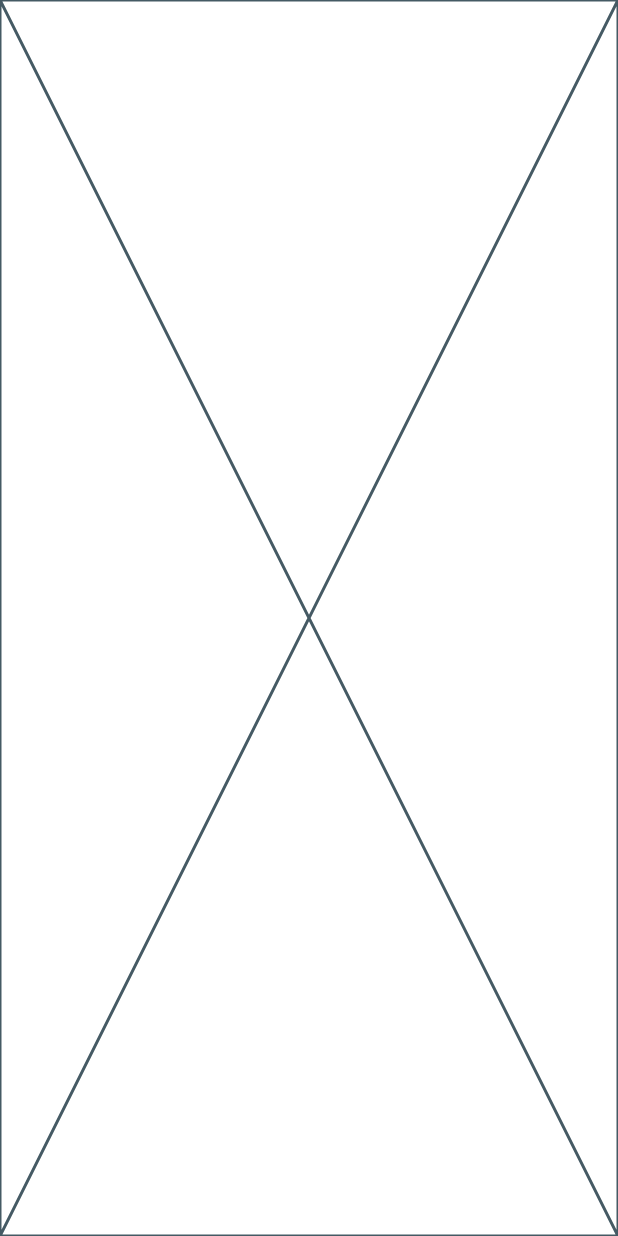
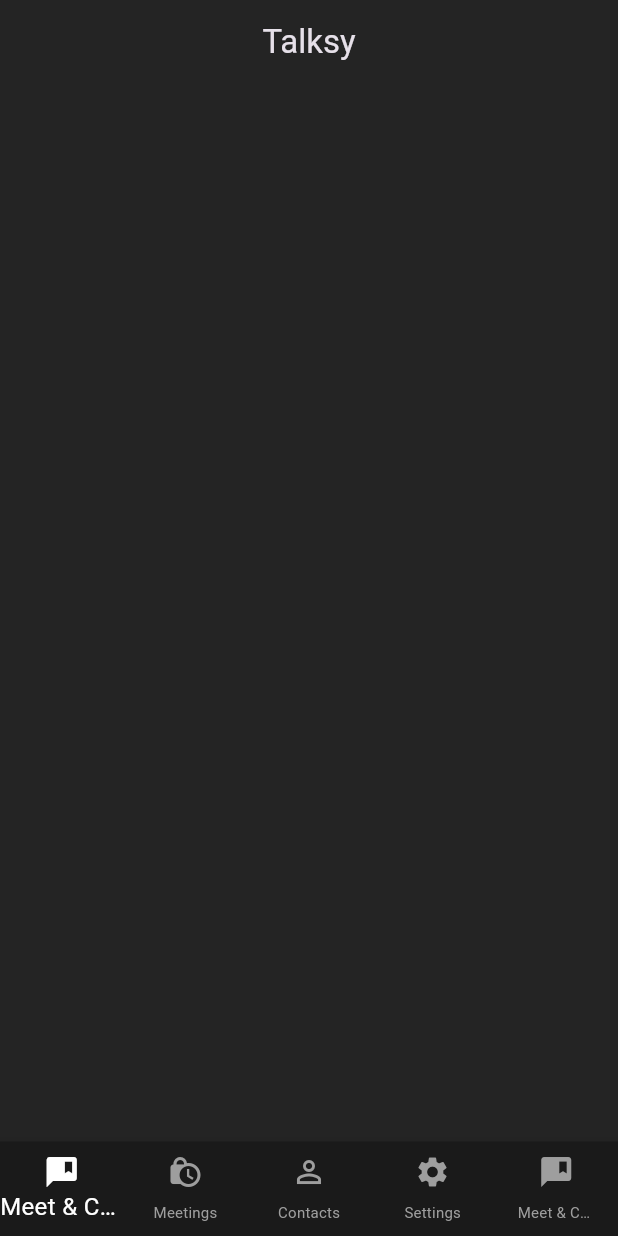
Before and after one commit to PriDev07/Talksy, a Flutter app: the screen it shows once a user with an empty profile is signed in, on a phone screen of 412 x 824 dp. Run offline on Flutter 3.47's test engine with Material 3 defaults, Android fonts, the phone set to English and light mode, and no system bars; our stand-ins replace cloud_firestore, firebase_auth, firebase_core, google_sign_in; accounts and stored records are empty.

Commit message:
home-screen-ui-structured

```diff
--- a/lib/screens/home_screen.dart
+++ b/lib/screens/home_screen.dart
@@ -1,4 +1,5 @@
 import 'package:flutter/material.dart';
+import 'package:zoom_clone/utils/colors.dart';
 
 class HomeScreen extends StatefulWidget {
   const HomeScreen({super.key});
@@ -8,8 +9,55 @@ class HomeScreen extends StatefulWidget {
 }
 
 class _HomeScreenState extends State<HomeScreen> {
+  int _page = 0;
+  onPageChanged(int page) {
+    setState(() {
+      _page = page;
+    });
+  }
+
   @override
   Widget build(BuildContext context) {
-    return const Placeholder();
+    return Scaffold(
+      appBar: AppBar(
+        elevation: 0,
+        title: const Text("Talksy"),
+        backgroundColor: backgroundColor,
+        centerTitle: true,
+      ),
+      body: Column(),
+      bottomNavigationBar: BottomNavigationBar(
+        backgroundColor: footerColor,
+        selectedItemColor: Colors.white,
+        unselectedItemColor: Colors.grey,
+        onTap: onPageChanged,
+        currentIndex: _page,
+        type: BottomNavigationBarType.fixed,
+        unselectedFontSize: 10,
+        selectedFontSize: 16,
+        items: const [
+          BottomNavigationBarItem(
+            icon: Icon(Icons.comment_bank),
+            label: "Meet & Char",
+          ),
+          BottomNavigationBarItem(
+            icon: Icon(Icons.lock_clock),
+            label: "Meetings",
+          ),
+          BottomNavigationBarItem(
+            icon: Icon(Icons.person_outline),
+            label: "Contacts",
+          ),
+          BottomNavigationBarItem(
+            icon: Icon(Icons.settings),
+            label: "Settings",
+          ),
+          BottomNavigationBarItem(
+            icon: Icon(Icons.comment_bank),
+            label: "Meet & Char",
+          ),
+        ],
+      ),
+    );
   }
 }
--- /dev/null
+++ b/lib/widgets/home_meeting_button.dart
@@ -0,0 +1,11 @@
+import 'package:flutter/material.dart';
+
+class HomeMeetingButton extends StatelessWidget {
+  final VoidCallback onPressed;
+  const HomeMeetingButton({super.key, required this.onPressed});
+
+  @override
+  Widget build(BuildContext context) {
+    return GestureDetector(onTap: onPressed);
+  }
+}
```
